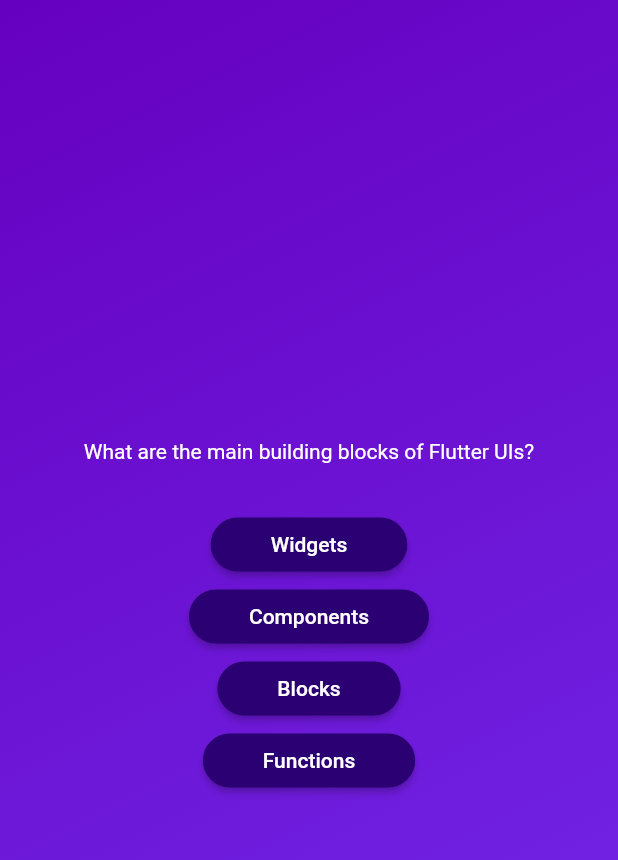
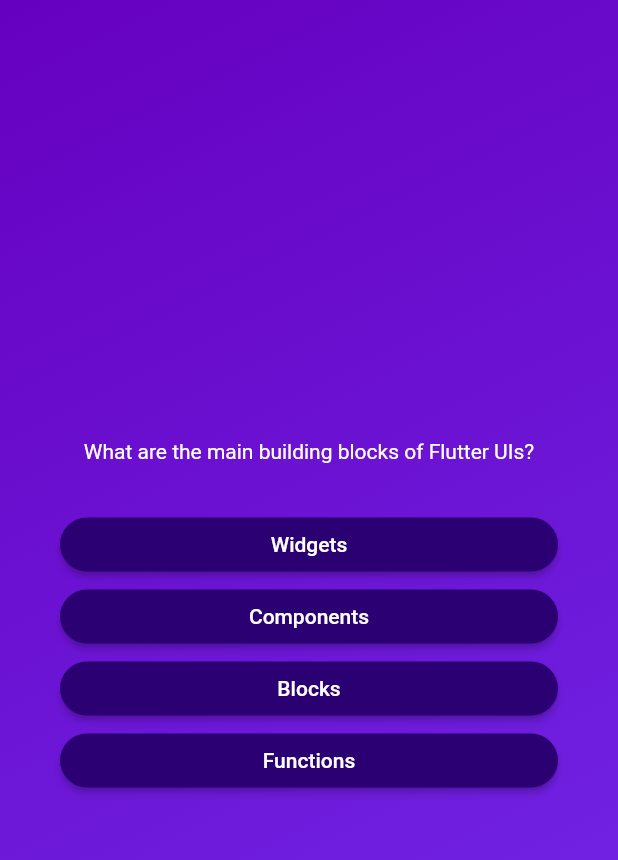
Before and after one commit to flutter-preview/ArthurBufon-flutter_quiz_app, a Flutter app: the screen it shows after launch, after a tap on "Start Quiz", on a phone screen of 412 x 824 dp. Shown: the top 860 px of the screen. Run offline on Flutter 3.47's test engine with Material 2 defaults, Android fonts, the light colour scheme and no system bars.

Commit message:
ajustes frontend

```diff
--- a/lib/questions_screen.dart
+++ b/lib/questions_screen.dart
@@ -18,19 +18,26 @@
 
     return SizedBox(
       width: double.infinity,
+      child: Container(
+        margin: const EdgeInsets.all(40),
         child: Column(
           mainAxisAlignment: MainAxisAlignment.center,
+          crossAxisAlignment: CrossAxisAlignment.stretch,
           children: [
             Text(
               currentQuestion.text,
-            style: const TextStyle(color: Colors.white),
+              style: const TextStyle(
+                color: Colors.white,
+              ),
+              textAlign: TextAlign.center,
             ),
             const SizedBox(height: 30),
-          ...currentQuestion.answers.map((answer){
+            ...currentQuestion.answers.map((answer) {
               return AnswerButton(answerText: answer, onTap: () {});
             }),
           ],
         ),
+      ),
     );
   }
 }
```
Lines whose indentation alone changed are shown as unchanged.
